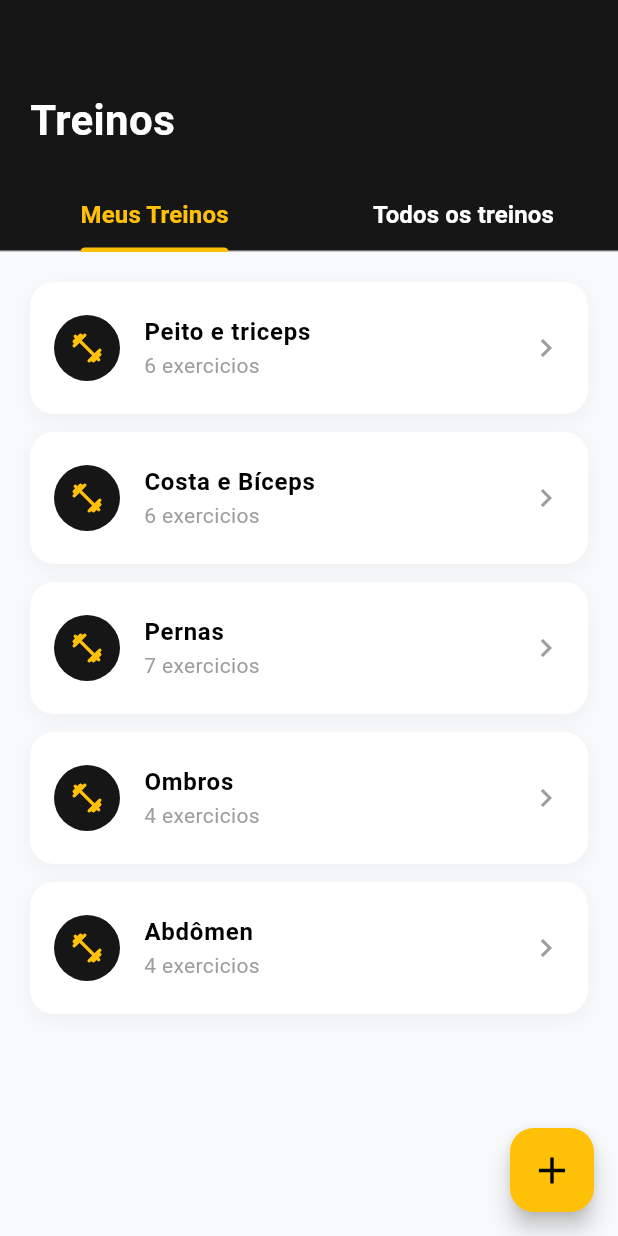
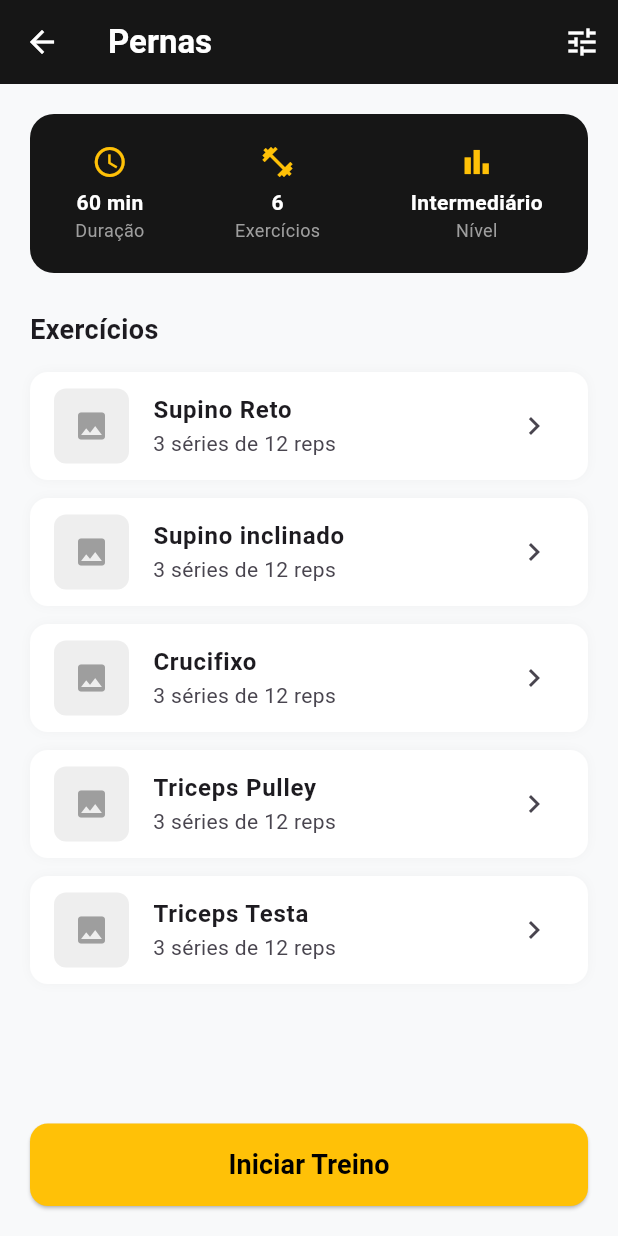
Before and after one commit to Edmilson-Dev-hub/Projeto-Avaliativo-Full, a Flutter app: the Treinos screen opened directly, after a tap on "Pernas", on a phone screen of 412 x 824 dp. Run offline on Flutter 3.47's test engine with Material 3 defaults, Android fonts, the phone set to English and light mode, and no system bars.

Commit message:
Telas quase 100%, dando inicio a de perfil

```diff
--- /dev/null
+++ b/Galaticos_Fitness_Front/front/lib/exercicios.dart
@@ -0,0 +1,152 @@
+// OBJETO DE ESTUDO: LIB/EXERCICIOS.DART
+import 'package:flutter/material.dart';
+
+class Exercicios extends StatelessWidget {
+  final String titulo;
+  const Exercicios({super.key, required this.titulo});
+
+  @override
+  Widget build(BuildContext context) {
+    return Scaffold(
+      backgroundColor: const Color(0xFFF8F9FA),
+      // Top escuro
+      appBar: AppBar(
+        backgroundColor: const Color(0xFF161616),
+        elevation: 0,
+        leading: IconButton(
+          icon: const Icon(Icons.arrow_back, color: Colors.white),
+          onPressed: () => Navigator.pop(context),
+        ),
+        title: Text(
+          titulo,
+          style: const TextStyle(
+            color: Colors.white,
+            fontWeight: FontWeight.bold,
+          ),
+        ),
+        actions: [
+          IconButton(
+            icon: const Icon(Icons.tune, color: Colors.white),
+            onPressed: () {},
+          ),
+        ],
+      ),
+      body: Column(
+        children: [
+          Expanded(
+            child: SingleChildScrollView(
+              padding: const EdgeInsets.all(20),
+              child: Column(
+                crossAxisAlignment: CrossAxisAlignment.start,
+                children: [
+                  // Infos (duração, quantidade, nivel)
+                  Container(
+                    padding: const EdgeInsets.symmetric(vertical: 20),
+                    decoration: BoxDecoration(
+                      color: const Color(0xFF161616),
+                      borderRadius: BorderRadius.circular(16),
+                    ),
+                    child: Row(
+                      mainAxisAlignment: MainAxisAlignment.spaceAround,
+                      children: [
+                        _infoItem(Icons.access_time, '60 min', 'Duração'),
+                        _infoItem(Icons.fitness_center, '6', 'Exercícios'),
+                        _infoItem(Icons.bar_chart, 'Intermediário', 'Nível'),
+                      ],
+                    ),
+                  ),
+                  const SizedBox(height: 25),
+                  const Text(
+                    'Exercícios',
+                    style: TextStyle(fontSize: 18, fontWeight: FontWeight.bold),
+                  ),
+                  const SizedBox(height: 15),
+
+                  // Lista de exercícios
+                  _cardExercicio('Supino Reto', '3 séries de 12 reps'),
+                  _cardExercicio('Supino inclinado', '3 séries de 12 reps'),
+                  _cardExercicio('Crucifixo', '3 séries de 12 reps'),
+                  _cardExercicio('Triceps Pulley', '3 séries de 12 reps'),
+                  _cardExercicio('Triceps Testa', '3 séries de 12 reps'),
+                ],
+              ),
+            ),
+          ),
+          // Botão inferior amarelo
+          Padding(
+            padding: const EdgeInsets.all(20),
+            child: SizedBox(
+              width: double.infinity,
+              height: 55,
+              child: ElevatedButton(
+                onPressed: () {},
+                style: ElevatedButton.styleFrom(
+                  backgroundColor: const Color(0xFFFFC107),
+                  shape: RoundedRectangleBorder(
+                    borderRadius: BorderRadius.circular(12),
+                  ),
+                ),
+                child: const Text(
+                  'Iniciar Treino',
+                  style: TextStyle(
+                    color: Colors.black,
+                    fontWeight: FontWeight.bold,
+                    fontSize: 18,
+                  ),
+                ),
+              ),
+            ),
+          ),
+        ],
+      ),
+    );
+  } // <-- O MÉTODO BUILD TERMINA EXATAMENTE AQUI!
+
+  // AGORA AS FUNÇÕES AUXILIARES FICAM FORA DO BUILD, COMO MÉTODOS DA CLASSE:
+
+  // Widget para as infos (duração, quantidade, nivel)
+  Widget _infoItem(IconData icon, String valor, String label) {
+    return Column(
+      children: [
+        Icon(icon, color: const Color(0xFFFFC107)),
+        const SizedBox(height: 5),
+        Text(
+          valor,
+          style: const TextStyle(
+            color: Colors.white,
+            fontWeight: FontWeight.bold,
+          ),
+        ),
+        Text(label, style: const TextStyle(color: Colors.grey, fontSize: 12)),
+      ],
+    );
+  }
+
+  // Widget para cards de exercicio
+  Widget _cardExercicio(String nome, String series) {
+    return Container(
+      margin: const EdgeInsets.only(bottom: 12),
+      decoration: BoxDecoration(
+        color: Colors.white,
+        borderRadius: BorderRadius.circular(12),
+        boxShadow: [
+          BoxShadow(color: Colors.black.withOpacity(0.03), blurRadius: 5),
+        ],
+      ),
+      child: ListTile(
+        leading: Container(
+          width: 50,
+          height: 50,
+          decoration: BoxDecoration(
+            color: Colors.grey[200],
+            borderRadius: BorderRadius.circular(8),
+          ),
+          child: const Icon(Icons.image, color: Colors.grey),
+        ),
+        title: Text(nome, style: const TextStyle(fontWeight: FontWeight.bold)),
+        subtitle: Text(series),
+        trailing: const Icon(Icons.chevron_right),
+      ),
+    );
+  }
+}
--- a/Galaticos_Fitness_Front/front/lib/main.dart
+++ b/Galaticos_Fitness_Front/front/lib/main.dart
@@ -1,5 +1,6 @@
 import 'package:flutter/material.dart';
-import 'treinos.dart';
+import 'treinos.dart'; // Mantive o import do seu arquivo separado
+import 'exercicios.dart'; // Mantive o import do seu arquivo separado
 
 void main() {
   runApp(const MyApp());
@@ -32,23 +33,70 @@ class Home extends StatefulWidget {
 class _HomeState extends State<Home> {
   int _currentIndex = 0;
 
+  // DENTRO DO SEU _HomeState NO MAIN.DART:
   final List<Widget> _screens = [
-    const Home(), // Sua primeira tela (página inicial)
-    const Treinos(), // Sua segunda tela (vinda do outro arquivo)
+    const HomeContent(), // Aba 1: Início
+    const Treinos(), // Aba 2: Treinos (que vai abrir a tela de exercícios ao clicar no card)
+    // CORREÇÃO AQUI: Tiramos o "const Exercicios()" que estava dando erro
     const Center(
-      child: Text('Exercícios', style: TextStyle(color: Colors.white)),
+      child: Text(
+        'Lista Geral de Exercícios',
+        style: TextStyle(color: Colors.black, fontSize: 24),
       ),
+    ),
+
     const Center(
-      child: Text('Perfil', style: TextStyle(color: Colors.white)),
+      child: Text(
+        'Perfil',
+        style: TextStyle(color: Colors.black, fontSize: 24),
+      ),
     ),
   ];
+  @override
+  Widget build(BuildContext context) {
+    return Scaffold(
+      body: SafeArea(top: _currentIndex == 0, child: _screens[_currentIndex]),
+
+      bottomNavigationBar: BottomNavigationBar(
+        currentIndex: _currentIndex,
+        onTap: (index) {
+          setState(() {
+            _currentIndex = index;
+          });
+        },
+        type: BottomNavigationBarType.fixed,
+        selectedItemColor: const Color(0xFFFFC107),
+        unselectedItemColor: Colors.grey,
+        items: const [
+          BottomNavigationBarItem(
+            icon: Icon(Icons.home_filled),
+            label: 'Início',
+          ),
+          BottomNavigationBarItem(
+            icon: Icon(Icons.fitness_center_rounded),
+            label: 'Treinos',
+          ),
+          BottomNavigationBarItem(
+            icon: Icon(Icons.add_box_outlined),
+            label: 'Exercícios',
+          ),
+          BottomNavigationBarItem(
+            icon: Icon(Icons.person_outline_rounded),
+            label: 'Perfil',
+          ),
+        ],
+      ),
+    );
+  }
+}
+
+// CORREÇÃO 2: Removida a linha duplicada de 'children'
+class HomeContent extends StatelessWidget {
+  const HomeContent({super.key});
 
   @override
   Widget build(BuildContext context) {
-    return Scaffold(
-      body: SafeArea(
-        top: false,
-        child: SingleChildScrollView(
+    return SingleChildScrollView(
       child: Column(
         crossAxisAlignment: CrossAxisAlignment.start,
         children: [
@@ -80,8 +128,7 @@ class _HomeState extends State<Home> {
                           'Olá, Fulano!',
                           style: TextStyle(
                             color: Colors.white,
-                                fontSize:
-                                    26, // Ajustado de 2 para 26 para ficar visível
+                            fontSize: 26,
                             fontWeight: FontWeight.bold,
                           ),
                         ),
@@ -216,10 +263,7 @@ class _HomeState extends State<Home> {
                         SizedBox(height: 8),
                         Text(
                           'Hoje ° 18:00',
-                              style: TextStyle(
-                                fontSize: 14,
-                                color: Colors.grey,
-                              ),
+                          style: TextStyle(fontSize: 14, color: Colors.grey),
                         ),
                       ],
                     ),
@@ -290,40 +334,6 @@ class _HomeState extends State<Home> {
             ),
           ),
           const SizedBox(height: 30),
-            ],
-          ),
-        ),
-      ),
-
-      // 5. Barra de Navegação Inferior
-      bottomNavigationBar: BottomNavigationBar(
-        currentIndex: _currentIndex,
-        onTap: (index) {
-          setState(() {
-            _currentIndex = index;
-          });
-        },
-        type: BottomNavigationBarType.fixed,
-        selectedItemColor: const Color(0xFFFFC107),
-        unselectedItemColor: Colors.grey,
-        showUnselectedLabels: true,
-        items: const [
-          BottomNavigationBarItem(
-            icon: Icon(Icons.home_filled),
-            label: 'Inicio',
-          ),
-          BottomNavigationBarItem(
-            icon: Icon(Icons.fitness_center_rounded),
-            label: 'Treinos',
-          ),
-          BottomNavigationBarItem(
-            icon: Icon(Icons.add_box_outlined),
-            label: 'Exercícios',
-          ),
-          BottomNavigationBarItem(
-            icon: Icon(Icons.person_outline_rounded),
-            label: 'Perfil',
-          ),
         ],
       ),
     );
--- a/Galaticos_Fitness_Front/front/lib/treinos.dart
+++ b/Galaticos_Fitness_Front/front/lib/treinos.dart
@@ -1,20 +1,29 @@
+// OBJETO DE ESTUDO: LIB/TREINOS.DART
 import 'package:flutter/material.dart';
+import 'exercicios.dart'; // Importa a tela de exercícios para navegação
 
 class Treinos extends StatelessWidget {
   const Treinos({super.key});
 
   @override
   Widget build(BuildContext context) {
+    // DefaultTabController é OBRIGATÓRIO para fazer as abas funcionarem
     return DefaultTabController(
-      length: 2,
+      length: 2, // Quantidade de abas (Meus treinos e Todos os treinos)
       child: Scaffold(
+        backgroundColor: const Color(0xFFF8F9FA), // Mantém o fundo claro padrão
+        // Botão Flutuante Amarelo de "+" no canto inferior
         floatingActionButton: FloatingActionButton(
-          onPressed: () {},
+          onPressed: () {
+            // Ação futura para adicionar treino
+          },
           backgroundColor: const Color(0xFFFFC107),
           child: const Icon(Icons.add, color: Colors.black, size: 30),
         ),
+
         body: Column(
           children: [
+            // 1. Cabeçalho Escuro da Tela de Treinos
             Container(
               width: double.infinity,
               padding: const EdgeInsets.only(top: 60, bottom: 0),
@@ -34,49 +43,55 @@ class Treinos extends StatelessWidget {
                     ),
                   ),
                   const SizedBox(height: 20),
-                  // barra de abas(tabs)
+
+                  // Configuração visual das Abas
                   const TabBar(
-                    indicatorColor: Color(0xFFFFC107),
-                    labelColor: Color(0xFFFFC107),
-                    unselectedLabelColor: Colors.white,
+                    indicatorColor: Color(
+                      0xFFFFC107,
+                    ), // Linha amarela embaixo da aba ativa
+                    labelColor: Color(0xFFFFC107), // Texto amarelo na aba ativa
+                    unselectedLabelColor:
+                        Colors.grey, // Texto cinza na aba inativa
                     labelStyle: TextStyle(
                       fontWeight: FontWeight.bold,
                       fontSize: 16,
                     ),
                     tabs: [
-                      Tab(text: 'Meus Treinos'),
+                      Tab(text: 'Meus treinos'),
                       Tab(text: 'Todos os treinos'),
                     ],
                   ),
                 ],
               ),
             ),
-            // 'conteúdo' das abas
+
+            // 2. Conteúdo que muda ao clicar nas Abas
             Expanded(
               child: TabBarView(
                 children: [
-                  // conteúdo da aba 'Meus Treinos'
+                  // Conteúdo da Primeira Aba: "Meus treinos"
                   ListView(
                     padding: const EdgeInsets.all(20),
-                    children: [
+                    children: const [
                       WorkoutCard(
-                        title: 'Peito e triceps',
-                        exercises: '6 exercicios',
+                        title: 'Peito e Tríceps',
+                        exercises: '6 exercícios',
                       ),
                       WorkoutCard(
-                        title: 'Costa e Bíceps',
-                        exercises: '6 exercicios',
+                        title: 'Costas e Bíceps',
+                        exercises: '6 exercícios',
                       ),
-                      WorkoutCard(title: 'Pernas', exercises: '7 exercicios'),
-                      WorkoutCard(title: 'Ombros', exercises: '4 exercicios'),
-                      WorkoutCard(title: 'Abdômen', exercises: '4 exercicios'),
+                      WorkoutCard(title: 'Pernas', exercises: '7 exercícios'),
+                      WorkoutCard(title: 'Ombros', exercises: '4 exercícios'),
+                      WorkoutCard(title: 'Abdômen', exercises: '4 exercícios'),
                     ],
                   ),
-                  // conteúdo da aba 'Todos os treinos'
+
+                  // Conteúdo da Segunda Aba: "Todos os treinos"
                   const Center(
                     child: Text(
-                      'Novos treinos em breve',
-                      style: TextStyle(color: Colors.grey),
+                      'Em breve novos treinos!',
+                      style: TextStyle(color: Colors.grey, fontSize: 16),
                     ),
                   ),
                 ],
@@ -89,7 +104,7 @@ class Treinos extends StatelessWidget {
   }
 }
 
-// widget para os cards da lista de treinos
+// Widget customizado para renderizar cada linha de treino da lista
 class WorkoutCard extends StatelessWidget {
   final String title;
   final String exercises;
@@ -138,7 +153,16 @@ class WorkoutCard extends StatelessWidget {
           style: const TextStyle(color: Colors.grey, fontSize: 14),
         ),
         trailing: const Icon(Icons.chevron_right, color: Colors.grey),
-        onTap: () {},
+        onTap: () {
+          Navigator.push(
+            context,
+            MaterialPageRoute(
+              builder: (context) => Exercicios(
+                titulo: title,
+              ), // 'title' é o nome do treino clicado
+            ),
+          );
+        },
       ),
     );
   }
```
Also changed, not shown: Galaticos_Fitness_Front/front/lib/perfil.dart (added). Lines whose indentation alone changed are shown as unchanged.
